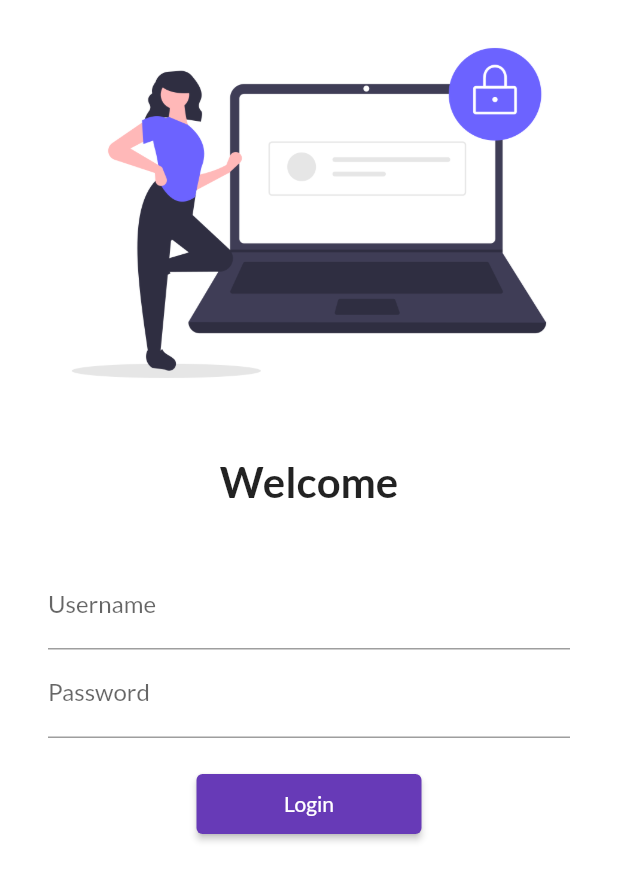
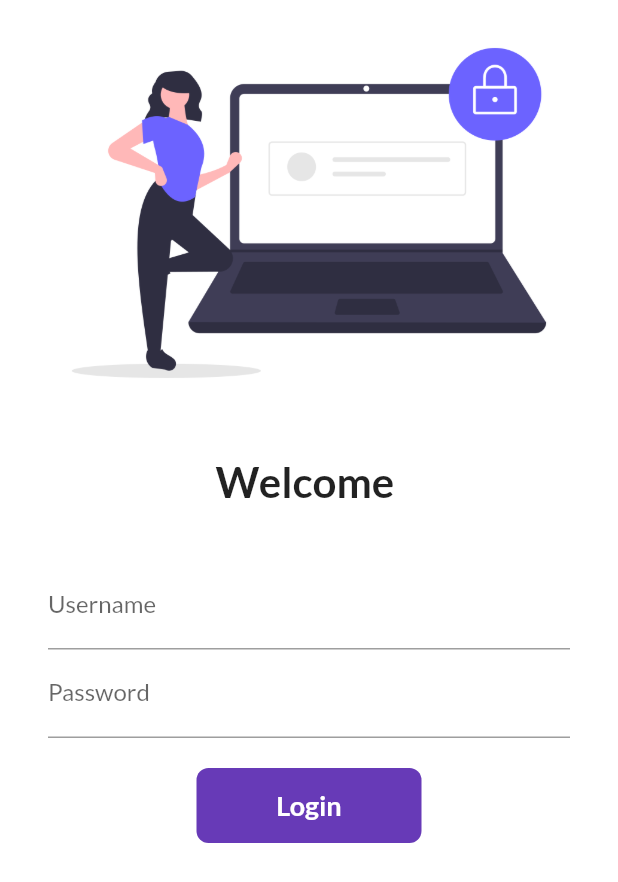
Before and after one commit to shruti2503/flutter_catalog, a Flutter app: the screen it shows after launch, on a phone screen of 412 x 824 dp. Shown: the top 882 px of the screen. Run offline on Flutter 3.47's test engine with Material 2 defaults, Android fonts, the phone set to English and light mode, and no system bars; our stand-ins replace google_fonts.

Commit message:
Day 4 completed

```diff
--- a/lib/pages/home_page.dart
+++ b/lib/pages/home_page.dart
@@ -1,7 +1,6 @@
 import 'package:flutter/material.dart';
 
 class HomePage extends StatelessWidget {
-  final String name = "Shruti";
 
   @override
   Widget build(BuildContext context) {
@@ -11,7 +10,7 @@ class HomePage extends StatelessWidget {
       ),
       body: Center(
         child: Container(
-          child: Text("Hello $name"),
+          child: Text("Hello"),
         ),
       ),
       drawer: Drawer(),
--- a/lib/pages/login_page.dart
+++ b/lib/pages/login_page.dart
@@ -1,9 +1,16 @@
 import 'package:flutter/material.dart';
 import 'package:flutter_catalog/utils/routes.dart';
 
-class LoginPage extends StatelessWidget {
+class LoginPage extends StatefulWidget {
   const LoginPage({Key? key}) : super(key: key);
 
+  @override
+  State<LoginPage> createState() => _LoginPageState();
+}
+
+class _LoginPageState extends State<LoginPage> {
+  String name = "";
+  bool changeButton = false;
   @override
   Widget build(BuildContext context) {
     return Material(
@@ -13,7 +20,7 @@ class LoginPage extends StatelessWidget {
           children: [
             Image.asset("assets/images/login_image.png", fit: BoxFit.cover),
             SizedBox(height: 20.0),
-            Text("Welcome",
+            Text("Welcome $name",
                 style: TextStyle(fontSize: 28, fontWeight: FontWeight.bold)),
             SizedBox(height: 20.0),
             Padding(
@@ -24,6 +31,10 @@ class LoginPage extends StatelessWidget {
                   TextFormField(
                     decoration: InputDecoration(
                         hintText: "Enter username", labelText: "Username"),
+                    onChanged: (value) {
+                      name = value;
+                      setState(() {});
+                    },
                   ),
                   TextFormField(
                     obscureText: true,
@@ -31,13 +42,34 @@ class LoginPage extends StatelessWidget {
                         hintText: "Enter password", labelText: "Password"),
                   ),
                   SizedBox(height: 20.0),
-                  ElevatedButton(
-                    child: Text("Login"),
-                    style: TextButton.styleFrom(minimumSize: Size(150, 40)),
-                    onPressed: () {
+                  InkWell(
+                    onTap: () async {
+                      setState(() {
+                        changeButton = true;
+                      });
+                      await Future.delayed(Duration(seconds: 1));
                       Navigator.pushNamed(context, MyRoutes.homeRoute);
                     },
-                  )
+                    child: AnimatedContainer(
+                      duration: Duration(seconds: 1),
+                      width: changeButton ? 50 : 150,
+                      height: 50,
+                      alignment: Alignment.center,
+                      child: changeButton
+                          ? Icon(Icons.done, color: Colors.white)
+                          : Text(
+                              "Login",
+                              style: TextStyle(
+                                  color: Colors.white,
+                                  fontWeight: FontWeight.bold,
+                                  fontSize: 18),
+                            ),
+                      decoration: BoxDecoration(
+                          color: Colors.deepPurple,
+                          borderRadius:
+                              BorderRadius.circular(changeButton ? 50 : 8)),
+                    ),
+                  ),
                 ],
               ),
             )
```
